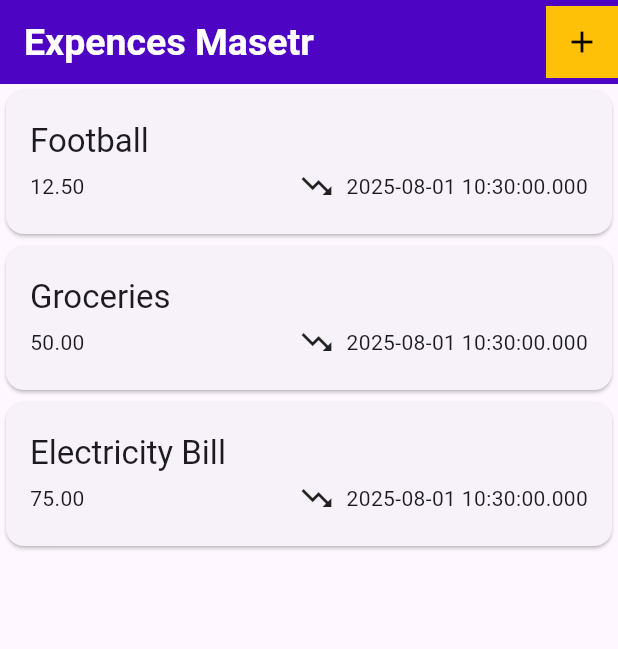
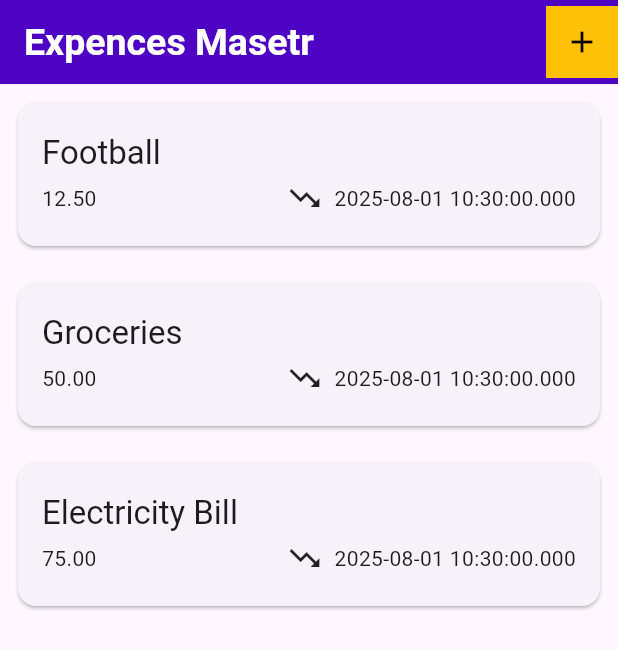
Before and after one commit to ThilinaKanishka/Expence-Tracker-Mobile, a Flutter app: the screen it shows after launch, on a phone screen of 412 x 824 dp. Shown: the top 649 px of the screen. Run offline on Flutter 3.47's test engine with Material 3 defaults, Android fonts, the phone set to English and light mode, and no system bars.

Commit message:
Update expence_list.dart

```diff
--- a/expence_master/lib/widgets/expence_list.dart
+++ b/expence_master/lib/widgets/expence_list.dart
@@ -13,7 +13,10 @@ class ExpenceList extends StatelessWidget {
       child: ListView.builder(
         itemCount: expenceList.length,
         itemBuilder: (context, index) {
-          return ExpenceTile(expence: expenceList[index]);
+          return Padding(
+            padding: const EdgeInsets.all(8.0),
+            child: ExpenceTile(expence: expenceList[index]),
+          );
         },
       ),
     );
```
